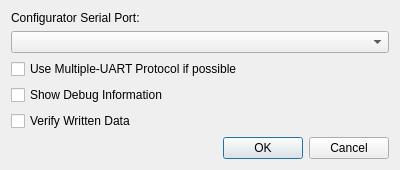
This is u7/DialogSettingsConfigurator.ui in whiteman-kr/u7set as Qt 5 draws it before an edit. The edited form follows.
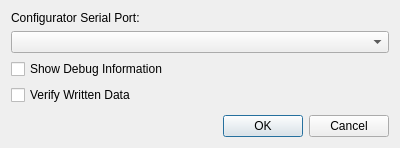
This is the edited form.

Patch:
```diff
--- a/u7/DialogSettingsConfigurator.ui
+++ b/u7/DialogSettingsConfigurator.ui
@@ -7,7 +7,7 @@
     <x>0</x>
     <y>0</y>
     <width>400</width>
-    <height>163</height>
+    <height>148</height>
    </rect>
   </property>
   <property name="windowTitle">
@@ -26,13 +26,6 @@
      <item>
       <widget class="QComboBox" name="serialPortCombo"/>
      </item>
-     <item>
-      <widget class="QCheckBox" name="useMultiUart">
-       <property name="text">
-        <string>Use Multiple-UART Protocol if possible</string>
-       </property>
-      </widget>
-     </item>
      <item>
       <widget class="QCheckBox" name="showDebugInfo">
        <property name="text">
```
Left out of the diff: 1 changed line with no effect on the pictures.
